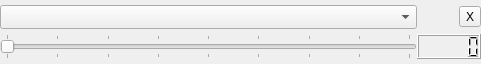
ww4u/megarobostudio, file source/wnd/ui/anglewidget.ui: the form before one commit.
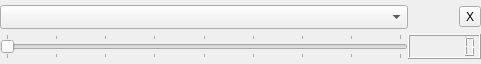
The form after the commit. Icons and pictures are not drawn.

```diff
--- a/source/wnd/ui/anglewidget.ui
+++ b/source/wnd/ui/anglewidget.ui
@@ -37,6 +37,9 @@
      <property name="smallDecimalPoint">
       <bool>false</bool>
      </property>
+     <property name="digitCount">
+      <number>6</number>
+     </property>
      <property name="value" stdset="0">
       <double>0.000000000000000</double>
      </property>
```
